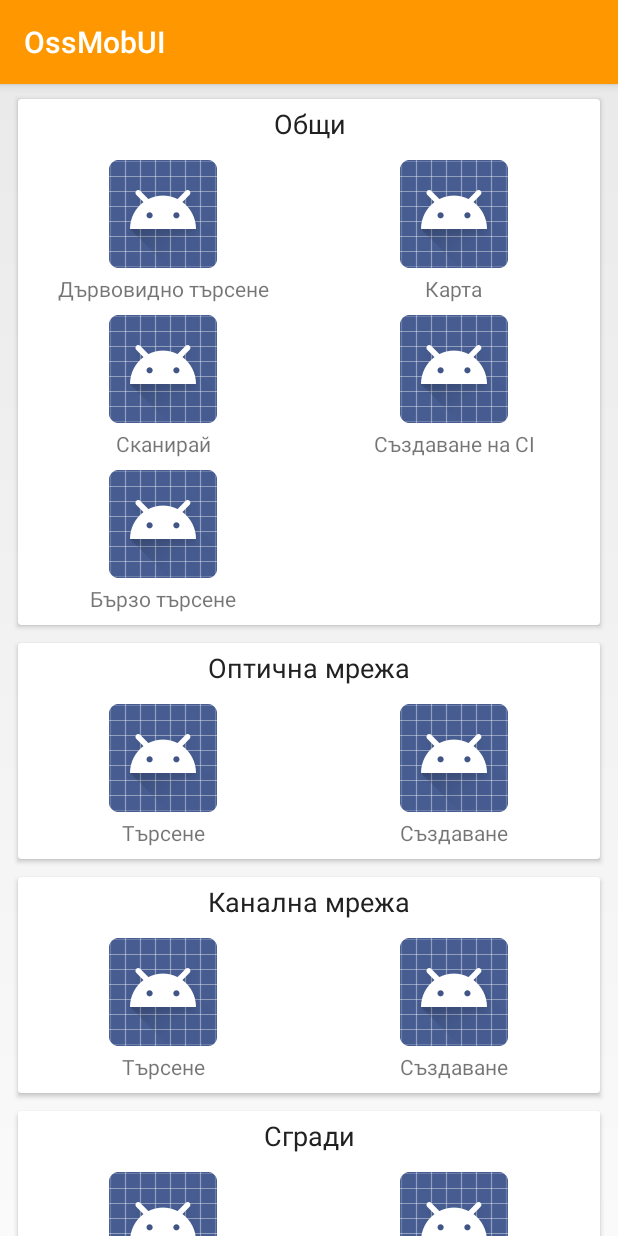
After one commit to kulenski/OssMobUI, an Android app: the NetworkMainActivity screen opened directly, with no data from a screen before it, on a phone screen of 412 x 824 dp. The commit adds this screen. Run offline under Robolectric (Android 15) with nearby library versions, the phone set to English and light mode, and no system bars.

Commit message:
Finishing touches of the Network Main Menu RecyclerGrid layout and adapter

```diff
--- a/app/src/main/AndroidManifest.xml
+++ b/app/src/main/AndroidManifest.xml
@@ -23,8 +23,8 @@
         <activity android:name=".activity.FirstSetupActivity" />
         <activity android:name=".activity.AppUpdateActivity" android:theme="@style/FullscreenTheme" />
         <activity android:name=".activity.MainActivity" />
-        <activity android:name=".activity.network.MainActivity" />
-        <activity android:name=".activity.network.MapActivity" />
+        <activity android:name=".activity.network.NetworkMainActivity" />
+        <activity android:name=".activity.network.NetworkMapActivity" />
     </application>
 
 </manifest>
--- /dev/null
+++ b/app/src/main/java/eu/kulenski/android/ossmobui/activity/network/NetworkMainActivity.java
@@ -0,0 +1,70 @@
+package eu.kulenski.android.ossmobui.activity.network;
+
+import android.support.v7.app.AppCompatActivity;
+import android.os.Bundle;
+import android.support.v7.widget.DefaultItemAnimator;
+import android.support.v7.widget.LinearLayoutManager;
+import android.support.v7.widget.RecyclerView;
+
+import java.util.ArrayList;
+
+import eu.kulenski.android.ossmobui.R;
+import eu.kulenski.android.ossmobui.adapters.NetworkMenuAdapter;
+import eu.kulenski.android.ossmobui.adapters.SectionItem;
+import eu.kulenski.android.ossmobui.adapters.SectionSubItem;
+
+public class NetworkMainActivity extends AppCompatActivity {
+
+    private NetworkMenuAdapter mAdapter;
+
+    @Override
+    protected void onCreate(Bundle savedInstanceState) {
+        super.onCreate(savedInstanceState);
+        setContentView(R.layout.activity_network_main);
+
+        RecyclerView recyclerView = (RecyclerView) findViewById(R.id.recyclerView);
+
+        prepareAdapter();
+
+        RecyclerView.LayoutManager mLayoutManager = new LinearLayoutManager(getApplicationContext());
+        recyclerView.setLayoutManager(mLayoutManager);
+        recyclerView.setItemAnimator(new DefaultItemAnimator());
+        recyclerView.setHasFixedSize(false);
+        recyclerView.setAdapter(mAdapter);
+
+    }
+
+
+    private void prepareAdapter() {
+        ArrayList<SectionItem> mDataSet = new ArrayList<>();
+
+        SectionItem common = new SectionItem("Общи",null);
+        common.add(new SectionSubItem("Дървовидно търсене","Дървовидно търсене"))
+                .add(new SectionSubItem("Карта","eu.kulenski.android.ossmobui.activity.LoginActivity"))
+                .add(new SectionSubItem("Сканирай","Сканирай"))
+                .add(new SectionSubItem("Създаване на CI","Създаване на CI"))
+                .add(new SectionSubItem("Бързо търсене","Бързо търсене"));
+
+        SectionItem opticalNetwork = new SectionItem("Оптична мрежа",null);
+        opticalNetwork.add(new SectionSubItem("Търсене","Търсене"))
+                .add(new SectionSubItem("Създаване","Създаване"));
+
+        SectionItem ductNetwork = new SectionItem("Канална мрежа",null);
+        ductNetwork.add(new SectionSubItem("Търсене","Търсене"))
+                .add(new SectionSubItem("Създаване","Създаване"));
+
+        SectionItem locations = new SectionItem("Сгради",null);
+        locations.add(new SectionSubItem("Търсене","Търсене"))
+                .add(new SectionSubItem("Създаване","Създаване"));
+
+        mDataSet.add(common);
+        mDataSet.add(opticalNetwork);
+        mDataSet.add(ductNetwork);
+        mDataSet.add(locations);
+
+        this.mAdapter = new NetworkMenuAdapter(this,mDataSet);
+    }
+
+
+
+}
--- a/app/src/main/java/eu/kulenski/android/ossmobui/activity/network/MapActivity.java
+++ b/app/src/main/java/eu/kulenski/android/ossmobui/activity/network/NetworkMapActivity.java
@@ -5,7 +5,7 @@ import android.os.Bundle;
 
 import eu.kulenski.android.ossmobui.R;
 
-public class MapActivity extends AppCompatActivity {
+public class NetworkMapActivity extends AppCompatActivity {
 
     @Override
     protected void onCreate(Bundle savedInstanceState) {
--- /dev/null
+++ b/app/src/main/java/eu/kulenski/android/ossmobui/adapters/NetworkMenuAdapter.java
@@ -0,0 +1,68 @@
+package eu.kulenski.android.ossmobui.adapters;
+
+import android.content.Context;
+import android.support.v7.widget.RecyclerView;
+import android.view.LayoutInflater;
+import android.view.View;
+import android.view.ViewGroup;
+import android.widget.GridView;
+import android.widget.TextView;
+
+
+import java.util.ArrayList;
+
+import eu.kulenski.android.ossmobui.R;
+
+/**
+ * Created by Tsvetan.Kulenski on 4.11.2016 г..
+ */
+
+public class NetworkMenuAdapter extends RecyclerView.Adapter<NetworkMenuAdapter.ViewHolder> {
+
+    private ArrayList<SectionItem> mDataset;
+    private Context mContext;
+
+    public NetworkMenuAdapter(Context ctx,ArrayList<SectionItem> dataset) {
+        if(dataset == null) throw new IllegalArgumentException("");
+        this.mDataset = dataset;
+        this.mContext = ctx;
+    }
+
+
+    public static class ViewHolder extends RecyclerView.ViewHolder {
+
+        public TextView mTitle;
+        public GridView mGrid;
+
+        public ViewHolder(View itemView) {
+            super(itemView);
+            mTitle = (TextView) itemView.findViewById(R.id.title);
+            mGrid = (GridView) itemView.findViewById(R.id.list);
+        }
+    }
+
+    @Override
+    public NetworkMenuAdapter.ViewHolder onCreateViewHolder(ViewGroup parent, int viewType) {
+        // create a new view
+        View v = LayoutInflater.from(parent.getContext())
+                .inflate(R.layout.content_network_main_recycler_item, parent, false);
+      return new ViewHolder(v);
+    }
+
+    @Override
+    public void onBindViewHolder(ViewHolder holder, int position) {
+        SectionItem mCurrentItem = mDataset.get(position);
+        ArrayList<SectionSubItem> mSubItems = mCurrentItem.getSubItems();
+        SectionSubItemAdapter mAdapter = new SectionSubItemAdapter(mSubItems,mContext);
+
+        holder.mTitle.setText(mCurrentItem.getName());
+        holder.mGrid.setAdapter(mAdapter);
+    }
+
+    @Override
+    public int getItemCount() {
+        return mDataset.size();
+    }
+
+
+}
--- /dev/null
+++ b/app/src/main/java/eu/kulenski/android/ossmobui/adapters/SectionItem.java
@@ -0,0 +1,30 @@
+package eu.kulenski.android.ossmobui.adapters;
+
+import java.util.ArrayList;
+
+/**
+ * Created by kulenski on 4.11.2016 г..
+ */
+
+public class SectionItem {
+
+    private String mName;
+    private ArrayList<SectionSubItem> mSubItems = new ArrayList<>();
+
+    public SectionItem(String name ,ArrayList<SectionSubItem> list) {
+        if(list != null) {
+            this.mSubItems = list;
+        }
+
+       this.mName = name;
+    }
+
+    public ArrayList<SectionSubItem> getSubItems() { return this.mSubItems; }
+
+    public SectionItem add(SectionSubItem item) {
+        if( item != null ) this.mSubItems.add(item);
+        return this;
+    }
+
+    public String getName() {return this.mName; }
+}
--- /dev/null
+++ b/app/src/main/java/eu/kulenski/android/ossmobui/adapters/SectionSubItem.java
@@ -0,0 +1,24 @@
+package eu.kulenski.android.ossmobui.adapters;
+
+/**
+ * Created by kulenski on 4.11.2016 г..
+ */
+
+public class SectionSubItem {
+    private final String NOT_INITIALIZED = "SectionSubItem constructor not properly initialized!";
+    private int mId;
+    private String mName;
+    private String mAction;
+
+    public SectionSubItem(String name, String action) {
+        if(name == null || action == null )
+            throw  new IllegalArgumentException(this.NOT_INITIALIZED);
+        this.mId = 0;
+        this.mName = name;
+        this.mAction = action;
+    }
+
+    int getId() {return this.mId; }
+    String getName() {return this.mName; }
+    String getAction() { return this.mAction; }
+}
--- /dev/null
+++ b/app/src/main/java/eu/kulenski/android/ossmobui/adapters/SectionSubItemAdapter.java
@@ -0,0 +1,78 @@
+package eu.kulenski.android.ossmobui.adapters;
+
+import android.content.Context;
+import android.content.Intent;
+import android.support.design.widget.Snackbar;
+import android.view.LayoutInflater;
+import android.view.View;
+import android.view.ViewGroup;
+import android.widget.BaseAdapter;
+import android.widget.TextView;
+import android.widget.Toast;
+
+import java.util.ArrayList;
+
+import eu.kulenski.android.ossmobui.R;
+
+/**
+ * Created by kulenski on 4.11.2016 г..
+ */
+
+public class SectionSubItemAdapter extends BaseAdapter {
+    private ArrayList<SectionSubItem> mList;
+    private Context mContext;
+    private final String ACTION_NOT_SUPPORTED = "Тази функционалност не е налична!";
+
+    SectionSubItemAdapter(ArrayList<SectionSubItem> list, Context ctx) {
+        this.mList = list;
+        this.mContext = ctx;
+    }
+
+    @Override
+    public int getCount() {
+        return mList != null ? mList.size() : 0;
+    }
+
+    @Override
+    public Object getItem(int position) {
+        return  mList != null ? mList.get(position) : null;
+    }
+
+    @Override
+    public long getItemId(int position) {
+        return position;
+    }
+
+    @Override
+    public View getView(final int position, View convertView, ViewGroup parent) {
+        if(convertView == null) {
+            convertView = LayoutInflater.from(mContext).inflate(R.layout.recycler_item_grid_item_template, null);
+        }
+
+        TextView mTitle = (TextView) convertView.findViewById(R.id.title);
+        mTitle.setText(mList.get(position).getName());
+
+        convertView.setOnClickListener(new View.OnClickListener() {
+                                           @Override
+                                           public void onClick(View v) {
+                                               performAction(mList.get(position).getAction(), v);
+                                           }
+                                       }
+        );
+
+        return convertView;
+    }
+
+
+    private void performAction(String actionClass, View parentView) {
+        try {
+            Class mClass = Class.forName(actionClass);
+            Intent mIntent = new Intent(mContext,mClass);
+            mContext.startActivity(mIntent);
+        } catch(ClassNotFoundException e) {
+            Snackbar.make(parentView,this.ACTION_NOT_SUPPORTED,Snackbar.LENGTH_SHORT).show();
+            //Toast.makeText(mContext,this.ACTION_NOT_SUPPORTED,Toast.LENGTH_SHORT).show();
+        }
+
+    }
+}
--- a/app/src/main/java/eu/kulenski/android/ossmobui/activity/widget/NonScrollableGridView.java
+++ b/app/src/main/java/eu/kulenski/android/ossmobui/widget/NonScrollableGridView.java
@@ -1,4 +1,4 @@
-package eu.kulenski.android.ossmobui.activity.widget;
+package eu.kulenski.android.ossmobui.widget;
 
 import android.content.Context;
 import android.util.AttributeSet;
--- a/app/src/main/res/layout/activity_network_main.xml
+++ b/app/src/main/res/layout/activity_network_main.xml
@@ -3,16 +3,15 @@
     xmlns:tools="http://schemas.android.com/tools"
     android:layout_width="match_parent"
     android:layout_height="match_parent"
-    android:paddingBottom="@dimen/activity_vertical_margin"
-    android:paddingLeft="@dimen/activity_horizontal_margin"
-    android:paddingRight="@dimen/activity_horizontal_margin"
-    android:paddingTop="@dimen/activity_vertical_margin"
-    tools:context=".activity.network.MainActivity">
+    android:background="@drawable/gradient_grey_linear"
+    tools:context=".activity.network.NetworkMainActivity">
 
     <android.support.v7.widget.RecyclerView
         android:id="@+id/recyclerView"
         android:layout_width="match_parent"
-        android:layout_height="match_parent">
+        android:layout_height="match_parent"
+        android:layout_marginTop="4dp"
+        >
 
     </android.support.v7.widget.RecyclerView>
 
--- a/app/src/main/res/layout/activity_network_map.xml
+++ b/app/src/main/res/layout/activity_network_map.xml
@@ -7,6 +7,6 @@
     android:paddingLeft="@dimen/activity_horizontal_margin"
     android:paddingRight="@dimen/activity_horizontal_margin"
     android:paddingTop="@dimen/activity_vertical_margin"
-    tools:context=".activity.network.MapActivity">
+    tools:context=".activity.network.NetworkMapActivity">
 
 </RelativeLayout>
--- a/app/src/main/res/layout/content_network_main_recycler_item.xml
+++ b/app/src/main/res/layout/content_network_main_recycler_item.xml
@@ -1,29 +1,41 @@
 <?xml version="1.0" encoding="utf-8"?>
-<android.support.v7.widget.CardView
-    xmlns:android="http://schemas.android.com/apk/res/android"
+<android.support.v7.widget.CardView xmlns:android="http://schemas.android.com/apk/res/android"
+    xmlns:app="http://schemas.android.com/apk/res-auto"
+    android:id="@+id/card"
     android:layout_width="match_parent"
     android:layout_height="wrap_content"
-    android:layout_marginBottom="@dimen/activity_vertical_margin">
+    android:layout_marginLeft="12dp"
+    android:layout_marginRight="12dp"
+    android:layout_marginTop="6dp"
+    android:layout_marginBottom="6dp">
 
     <LinearLayout
         android:layout_width="match_parent"
         android:orientation="vertical"
-        android:layout_height="wrap_content">
+        android:layout_height="wrap_content"
+        >
 
         <TextView
             android:id="@+id/title"
             android:layout_width="match_parent"
             android:layout_height="wrap_content"
             android:text="Section Title"
-            android:textColor="@color/colorPrimary"/>
+            android:paddingTop="4dp"
+            android:paddingBottom="12dp"
+            android:textSize="18sp"
+            android:gravity="center"
+            android:textColor="@color/primary_text"/>
 
-        <eu.kulenski.android.ossmobui.activity.widget.NonScrollableGridView
+        <eu.kulenski.android.ossmobui.widget.NonScrollableGridView
             android:id="@+id/list"
             android:layout_width="match_parent"
             android:layout_height="wrap_content"
             android:numColumns="@integer/recycler_subgrid_columns">
 
-        </eu.kulenski.android.ossmobui.activity.widget.NonScrollableGridView>
+        </eu.kulenski.android.ossmobui.widget.NonScrollableGridView>
+
+
+
     </LinearLayout>
 
 </android.support.v7.widget.CardView>
--- a/app/src/main/res/layout/recycler_item_grid_item_template.xml
+++ b/app/src/main/res/layout/recycler_item_grid_item_template.xml
@@ -14,6 +14,8 @@
         android:id="@+id/title"
         android:layout_width="wrap_content"
         android:layout_height="wrap_content"
+        android:layout_marginTop="4dp"
+        android:layout_marginBottom="8dp"
         />
 
 </LinearLayout>
--- a/app/src/main/res/values/integers.xml
+++ b/app/src/main/res/values/integers.xml
@@ -1,4 +1,4 @@
 <?xml version="1.0" encoding="utf-8"?>
 <resources>
-    <integer name="recycler_subgrid_columns">3</integer>
+    <integer name="recycler_subgrid_columns">2</integer>
 </resources>
```
Also changed, not shown: app/src/main/java/eu/kulenski/android/ossmobui/activity/AppUpdateActivity.java (+1 -6 lines), app/src/main/java/eu/kulenski/android/ossmobui/activity/adapters/NetworkMenuAdapter.java (deleted, +0 -214 lines), app/src/main/java/eu/kulenski/android/ossmobui/activity/adapters/NetworkMenuOnTouchListener.java (deleted, +0 -25 lines), app/src/main/java/eu/kulenski/android/ossmobui/activity/network/MainActivity.java (deleted, +0 -35 lines), app/src/main/res/layout/content_network_main_recycler_item2.xml (added, +23 -0 lines).
